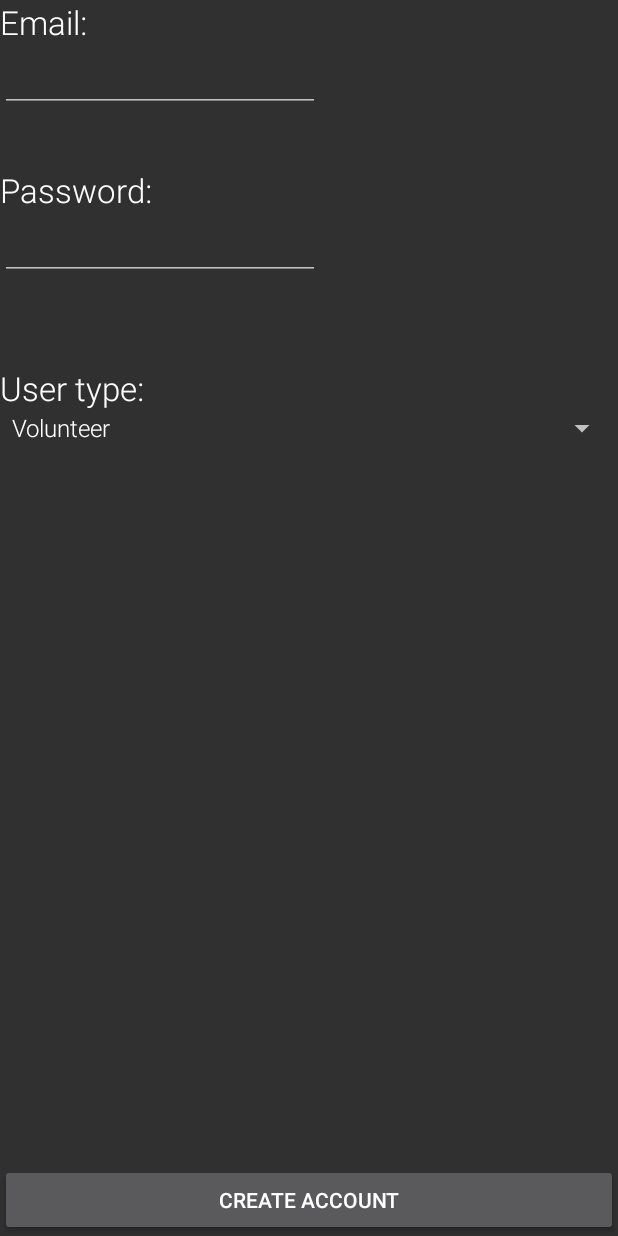
After one commit to Prophet32j/project-pir-android, an Android app: the fragment CreateUserFragment placed in its activity, on a phone screen of 412 x 824 dp. The commit adds this screen. Run offline under Robolectric (Android 15) with nearby library versions, the phone set to English and light mode, and no system bars; our stand-ins replace Volley; network calls fail.

Commit message:
Add ability to POST to /users and parse the JSON response

```diff
--- /dev/null
+++ b/app/src/main/java/com/inspireddesigns/pir/fragment/home/CreateUserFragment.java
@@ -0,0 +1,125 @@
+package com.inspireddesigns.pir.fragment.home;
+
+
+import android.app.Fragment;
+import android.os.Bundle;
+import android.util.Log;
+import android.view.LayoutInflater;
+import android.view.View;
+import android.view.ViewGroup;
+import android.widget.ArrayAdapter;
+import android.widget.Button;
+import android.widget.EditText;
+import android.widget.Spinner;
+import android.widget.TextView;
+
+import com.android.volley.AuthFailureError;
+import com.android.volley.Request;
+import com.android.volley.Response;
+import com.android.volley.VolleyError;
+import com.android.volley.toolbox.JsonObjectRequest;
+import com.android.volley.toolbox.StringRequest;
+import com.inspireddesigns.pir.R;
+import com.inspireddesigns.pir.application.ApplicationController;
+import com.inspireddesigns.pir.model.User;
+import com.inspireddesigns.pir.util.JSONParseUtil;
+
+import org.json.JSONException;
+import org.json.JSONObject;
+
+import java.util.HashMap;
+import java.util.Map;
+
+/**
+ * Displays first screen in the registration flow. This is an unauthenticated screen.
+ * The user is required to enter their email, password, and the account type they are registering for.
+ */
+public class CreateUserFragment extends Fragment {
+
+    private User mUser;
+    private View view;
+    private EditText mEmailTextView;
+    private EditText mPasswordTextView;
+    private TextView mPostResponse;
+    private Spinner mUserTypeSpinner;
+    private Button createAccountButton;
+    private final static String POST_URL = "http://pir-node.herokuapp.com/users";
+
+    public static CreateUserFragment newInstance() {
+        return new CreateUserFragment();
+    }
+
+    public CreateUserFragment() {
+        // Required empty public constructor
+    }
+
+    @Override
+    public void onCreate(Bundle savedInstanceState) {
+        super.onCreate(savedInstanceState);
+    }
+
+    @Override
+    public View onCreateView(LayoutInflater inflater, ViewGroup container,
+                             Bundle savedInstanceState) {
+
+        view = inflater.inflate(R.layout.fragment_create_user, container, false);
+
+        mEmailTextView = (EditText) view.findViewById(R.id.et_email);
+        mPasswordTextView = (EditText) view.findViewById(R.id.et_password);
+        mUserTypeSpinner = (Spinner) view.findViewById(R.id.spinner_user_type);
+        mPostResponse = (TextView) view.findViewById(R.id.tv_postResponse);
+        createAccountButton = (Button) view.findViewById(R.id.createAccountButton);
+
+        createAccountButton.setOnClickListener(new View.OnClickListener() {
+            @Override
+            public void onClick(View view) {
+                executePostRequest();
+            }
+        });
+
+        ArrayAdapter<CharSequence> adapter = ArrayAdapter.createFromResource(getActivity(),
+                R.array.user_type_choices, android.R.layout.simple_spinner_item);
+
+        // Specify the layout to use when the list of choices appears
+        adapter.setDropDownViewResource(android.R.layout.simple_spinner_dropdown_item);
+
+        // Apply the adapter to the spinner
+        mUserTypeSpinner.setAdapter(adapter);
+
+        return view;
+
+    }
+
+    private void executePostRequest() {
+        JSONObject params = new JSONObject();
+        try {
+            params.put("email", mEmailTextView.getText().toString());
+            params.put("password", mPasswordTextView.getText().toString());
+            char accountType = mUserTypeSpinner.getSelectedItem().toString().equals("Volunteer") ? 'v' : 'p';
+            params.put("type", String.valueOf(accountType));
+
+
+        } catch (JSONException e) {
+            e.printStackTrace();
+        }
+        JsonObjectRequest postRequest = new JsonObjectRequest(Request.Method.POST, POST_URL, params,
+                new Response.Listener<JSONObject>() {
+                    @Override
+                    public void onResponse(JSONObject response) {
+                        mUser = JSONParseUtil.parseUser(response);
+                        mPostResponse.setText(mUser.get_id() + "\n" + mUser.getEmail() + "\n" + mUser.getPassword() + "\n" + mUser.getType());
+                        Log.d("Response", response.toString());
+                    }
+                },
+                new Response.ErrorListener() {
+                    @Override
+                    public void onErrorResponse(VolleyError error) {
+                        Log.i(ApplicationController.TAG, "Error with Volley response: " + error.networkResponse.statusCode);
+                    }
+                }
+        ) {
+        };
+
+        ApplicationController.getInstance().addToRequestQueue(postRequest);
+    }
+}
--- a/app/src/main/java/com/inspireddesigns/pir/fragment/parent/ParentDashboardFragment.java
+++ b/app/src/main/java/com/inspireddesigns/pir/fragment/parent/ParentDashboardFragment.java
@@ -31,6 +31,7 @@ public class ParentDashboardFragment extends Fragment {
     private int parentId;
     private String queryString;
     private TextView textViewParentId;
+
 
     public ParentDashboardFragment() {
 
--- /dev/null
+++ b/app/src/main/res/layout/fragment_create_user.xml
@@ -0,0 +1,86 @@
+<RelativeLayout xmlns:android="http://schemas.android.com/apk/res/android"
+    xmlns:tools="http://schemas.android.com/tools" android:layout_width="match_parent"
+    android:layout_height="match_parent"
+    tools:context="com.inspireddesigns.pir.fragment.home.CreateUserFragment">
+
+    <!-- TODO: Update blank fragment layout -->
+
+    <TextView
+        android:layout_width="wrap_content"
+        android:layout_height="wrap_content"
+        android:textAppearance="?android:attr/textAppearanceLarge"
+        android:text="Email:"
+        android:id="@+id/tv_email"
+        android:layout_alignParentTop="true"
+        android:layout_alignParentLeft="true"
+        android:layout_alignParentStart="true" />
+
+    <EditText
+        android:layout_width="wrap_content"
+        android:layout_height="wrap_content"
+        android:inputType="textEmailAddress"
+        android:ems="10"
+        android:id="@+id/et_email"
+        android:layout_below="@+id/tv_email"
+        android:layout_alignParentLeft="true"
+        android:layout_alignParentStart="true" />
+
+    <TextView
+        android:layout_width="wrap_content"
+        android:layout_height="wrap_content"
+        android:textAppearance="?android:attr/textAppearanceLarge"
+        android:text="Password:"
+        android:id="@+id/tv_password"
+        android:layout_below="@+id/et_email"
+        android:layout_alignParentLeft="true"
+        android:layout_alignParentStart="true"
+        android:layout_marginTop="37dp" />
+
+    <EditText
+        android:layout_width="wrap_content"
+        android:layout_height="wrap_content"
+        android:inputType="textPassword"
+        android:ems="10"
+        android:id="@+id/et_password"
+        android:layout_below="@+id/tv_password"
+        android:layout_alignParentLeft="true"
+        android:layout_alignParentStart="true" />
+
+    <TextView
+        android:layout_width="wrap_content"
+        android:layout_height="wrap_content"
+        android:textAppearance="?android:attr/textAppearanceLarge"
+        android:text="User type:"
+        android:id="@+id/textView4"
+        android:layout_below="@+id/et_password"
+        android:layout_alignParentLeft="true"
+        android:layout_alignParentStart="true"
+        android:layout_marginTop="57dp" />
+
+    <Spinner
+        android:layout_width="match_parent"
+        android:layout_height="wrap_content"
+        android:id="@+id/spinner_user_type"
+        android:layout_below="@+id/textView4"
+        android:layout_alignParentLeft="true"
+        android:layout_alignParentStart="true"
+        android:spinnerMode="dropdown" />
+
+    <Button
+        android:layout_width="match_parent"
+        android:layout_height="wrap_content"
+        android:text="Create account"
+        android:id="@+id/createAccountButton"
+        android:layout_alignParentBottom="true"
+        android:layout_centerHorizontal="true" />
+
+    <TextView
+        android:layout_width="wrap_content"
+        android:layout_height="wrap_content"
+        android:textAppearance="?android:attr/textAppearanceLarge"
+        android:id="@+id/tv_postResponse"
+        android:layout_below="@+id/spinner_user_type"
+        android:layout_alignParentLeft="true"
+        android:layout_alignParentStart="true"
+        android:layout_marginTop="48dp" />
+</RelativeLayout>
--- a/app/src/main/res/values/strings.xml
+++ b/app/src/main/res/values/strings.xml
@@ -44,4 +44,10 @@
     <!-- Request queries -->
     <string name="query_parent_request_prefix">/parents?id=</string>
 
+
+    <string-array name="user_type_choices">
+        <item>Volunteer</item>
+        <item>Parent</item>
+    </string-array>
+
 </resources>
```
Also changed, not shown: app/src/main/java/com/inspireddesigns/pir/activity/home/ParentActivity.java (+6 -5 lines), app/src/main/java/com/inspireddesigns/pir/application/PIRDatabaseHelper.java (+78 -24 lines), app/src/main/java/com/inspireddesigns/pir/fragment/home/NavigationDrawerFragment.java (+1 -16 lines), app/src/main/java/com/inspireddesigns/pir/model/Reader.java (+9 -0 lines), app/src/main/java/com/inspireddesigns/pir/model/User.java (added, +104 -0 lines), app/src/main/java/com/inspireddesigns/pir/util/JSONParseUtil.java (+19 -1 lines), 6 other files.
